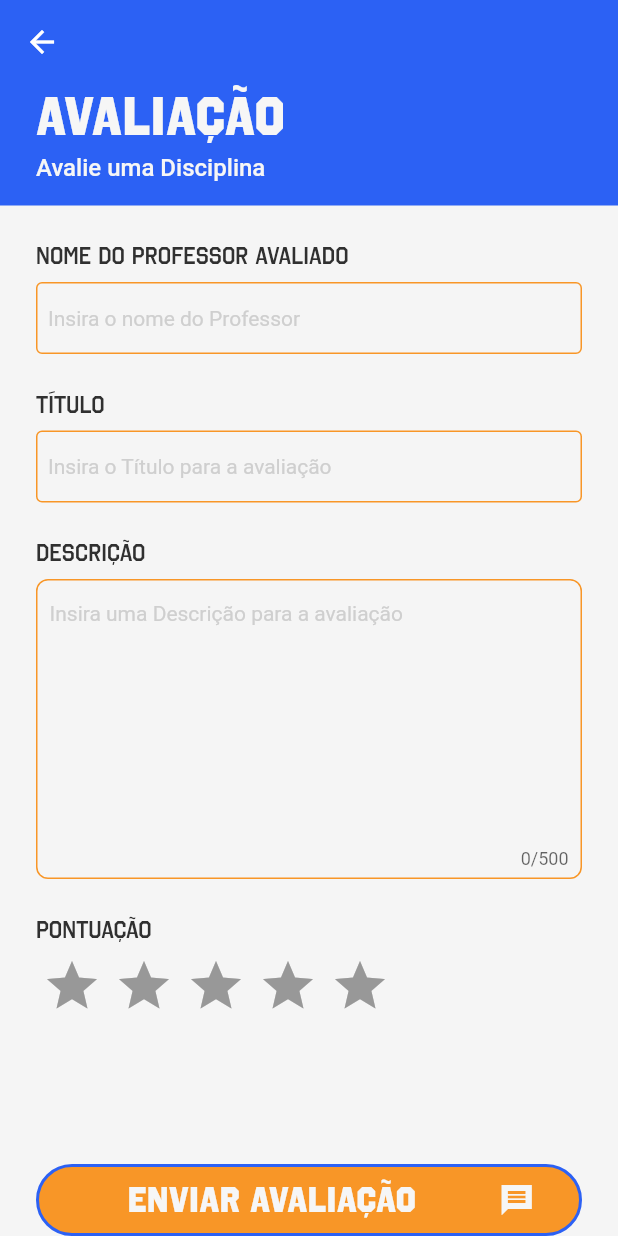
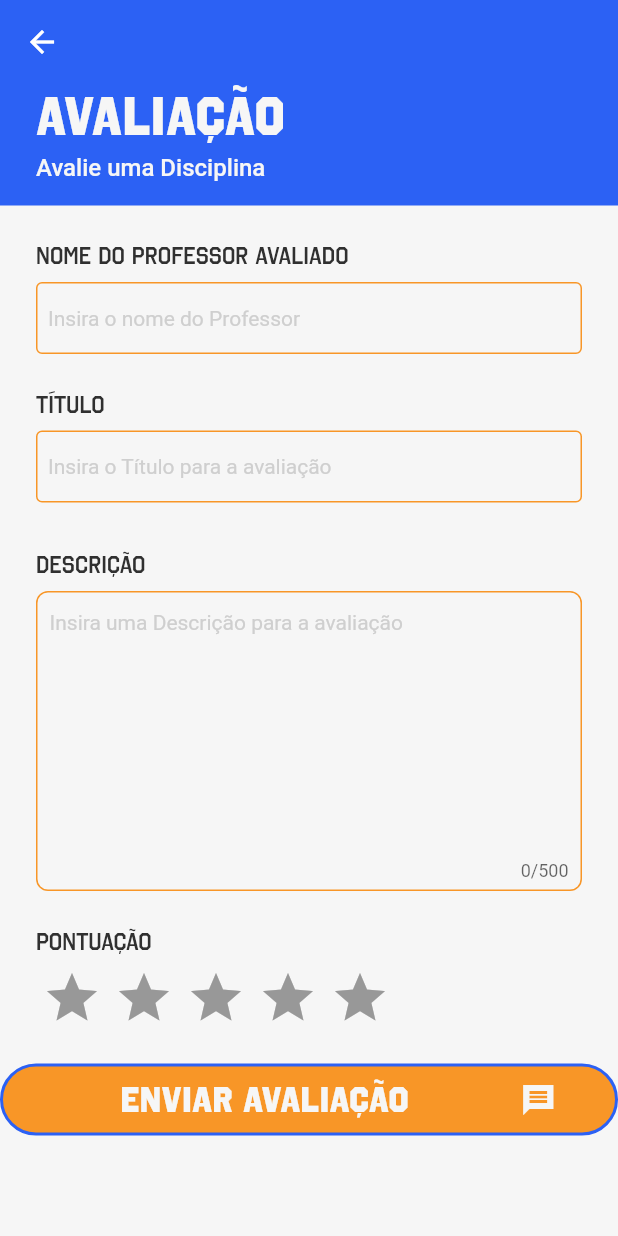
Before and after one commit to fga-eps-mds/CollegeFlow, a Flutter app: the ReviewForm screen opened by its route, on a phone screen of 412 x 824 dp. Run offline on Flutter 3.47's test engine with Material 2 defaults, Android fonts, the phone set to English and light mode, and no system bars; drawn by our look-alikes of flutter_rating_bar; our stand-ins replace dartz, dio, equatable, flutter_bloc, freezed_annotation, get_it and 2 more; generated files the repository leaves out were written again.

Commit message:
refac: modified review form page method

```diff
--- a/college_flow_app/lib/features/review/presentation/review_form.dart
+++ b/college_flow_app/lib/features/review/presentation/review_form.dart
@@ -1,6 +1,7 @@
 import 'package:college_flow_app/config/design_system/data/colors/colors.dart';
 import 'package:college_flow_app/config/design_system/data/object_styles/object_styles.dart';
 import 'package:college_flow_app/features/review/presentation/widgets/textfields/flow_text_field.dart';
+import 'package:college_flow_app/features/review/presentation/widgets/textfields/flow_text_field_variant.dart';
 import 'package:flutter_rating_bar/flutter_rating_bar.dart';
 import 'package:college_flow_app/config/design_system/data/spacing/spacing.dart';
 import 'package:college_flow_app/config/routes/flow_routes.dart';
@@ -9,8 +10,6 @@ import 'package:college_flow_app/shared/widgets/buttons/flow_button.dart';
 import 'package:college_flow_app/shared/widgets/flow_icon.dart';
 import 'package:college_flow_app/shared/widgets/gap.dart';
 import 'package:flutter/material.dart';
-import 'package:flutter/src/foundation/key.dart';
-import 'package:flutter/src/widgets/framework.dart';
 
 class ReviewForm extends StatefulWidget {
   const ReviewForm({Key? key}) : super(key: key);
@@ -20,33 +19,28 @@ class ReviewForm extends StatefulWidget {
 }
 
 class _ReviewFormState extends State<ReviewForm> {
+  final _pageViewController = PageController();
   final String _mockSubjectName = 'Avaliação';
   final String _mockSubjectCode = 'Avalie uma Disciplina';
 
   @override
   Widget build(BuildContext context) {
     return Scaffold(
-      body: Stack(
+      appBar: AppBar(
+        elevation: 0,
+        backgroundColor: colorPrimary,
+      ),
+      backgroundColor: colorWhite,
+      body: SafeArea(
+        child: Column(
           children: [
-          CustomScrollView(
-            slivers: [
-              const SliverAppBar(
-                floating: true,
-                snap: true,
-                backgroundColor: colorPrimary,
-                elevation: 0,
-              ),
-              SliverList(
-                delegate: SliverChildListDelegate(
-                  [
             Header(
               subjectCode: _mockSubjectCode,
               subjectName: _mockSubjectName,
             ),
             const VSpacer.xxs(),
             Padding(
-                      padding:
-                          const EdgeInsets.symmetric(horizontal: spacingXXS),
+              padding: const EdgeInsets.symmetric(horizontal: spacingXXS),
               child: Column(
                 crossAxisAlignment: CrossAxisAlignment.start,
                 children: [
@@ -62,44 +56,11 @@ class _ReviewFormState extends State<ReviewForm> {
                     borderColor: colorSecondary,
                   ),
                   const VSpacer.xxs(),
-                          Text(
-                            'Descrição',
-                            style: Theme.of(context).textTheme.titleMedium,
-                            textAlign: TextAlign.start,
-                          ),
                   const VSpacer.nano(),
-                          Container(
-                            height: 200,
-                            padding: const EdgeInsets.only(
-                              left: spacingNano,
-                              right: spacingNano,
-                              bottom: spacingNano,
-                            ),
-                            decoration: BoxDecoration(
-                              borderRadius: BorderRadius.circular(
-                                objectStyleBorderRadiusDefault,
-                              ),
-                              border: Border.all(
-                                color: colorSecondary,
-                                width: 1,
-                              ),
-                            ),
-                            child: TextField(
-                              //TODO: pass controller here
-                              decoration: InputDecoration(
-                                border: InputBorder.none,
-                                hintText:
-                                    'Insira uma Descrição para a avaliação',
-                                hintStyle: Theme.of(context)
-                                    .textTheme
-                                    .bodyMedium
-                                    ?.copyWith(color: colorDarkWhite),
-                              ),
-                              maxLines: null,
-                              expands: true,
-                              maxLength: 500,
-                            ),
-                          ),
+                  const FlowTextFieldVariant(
+                      label: 'Descrição',
+                      hint: 'Insira uma Descrição para a avaliação',
+                      borderColor: colorSecondary),
                   const VSpacer.xxs(),
                   Align(
                     alignment: Alignment.centerLeft,
@@ -116,9 +77,9 @@ class _ReviewFormState extends State<ReviewForm> {
                       direction: Axis.horizontal,
                       allowHalfRating: true,
                       itemCount: 5,
-                              itemPadding: EdgeInsets.symmetric(
-                                  horizontal: spacingQuarck),
-                              itemBuilder: (context, _) => Icon(
+                      itemPadding:
+                          const EdgeInsets.symmetric(horizontal: spacingQuarck),
+                      itemBuilder: (context, _) => const Icon(
                         Icons.star,
                         color: colorSecondary,
                       ),
@@ -130,32 +91,25 @@ class _ReviewFormState extends State<ReviewForm> {
                 ],
               ),
             ),
-                  ],
-                ),
-              )
-            ],
-          ),
-          SafeArea(
-            child: Padding(
-              padding: const EdgeInsets.symmetric(
-                horizontal: spacingXXS,
-              ),
-              child: Align(
-                alignment: Alignment.bottomCenter,
-                child: FlowButton(
+            const VSpacer.xxs(),
+            FlowButton(
               label: 'Enviar avaliação',
               suffixIcon: const FlowIcon.editComment(),
-                  onTap: () {
-                    Navigator.of(context).pushNamed(
+              onTap: () => Navigator.of(context).pushNamed(
                 FlowRoutes.reviewList,
-                    );
-                  },
-                ),
-              ),
               ),
             ),
           ],
         ),
+      ),
+    );
+  }
+
+  void _togglePage(int page) {
+    _pageViewController.animateToPage(
+      page,
+      duration: const Duration(milliseconds: 200),
+      curve: Curves.easeIn,
     );
   }
 }
```
Lines whose indentation alone changed are shown as unchanged.
